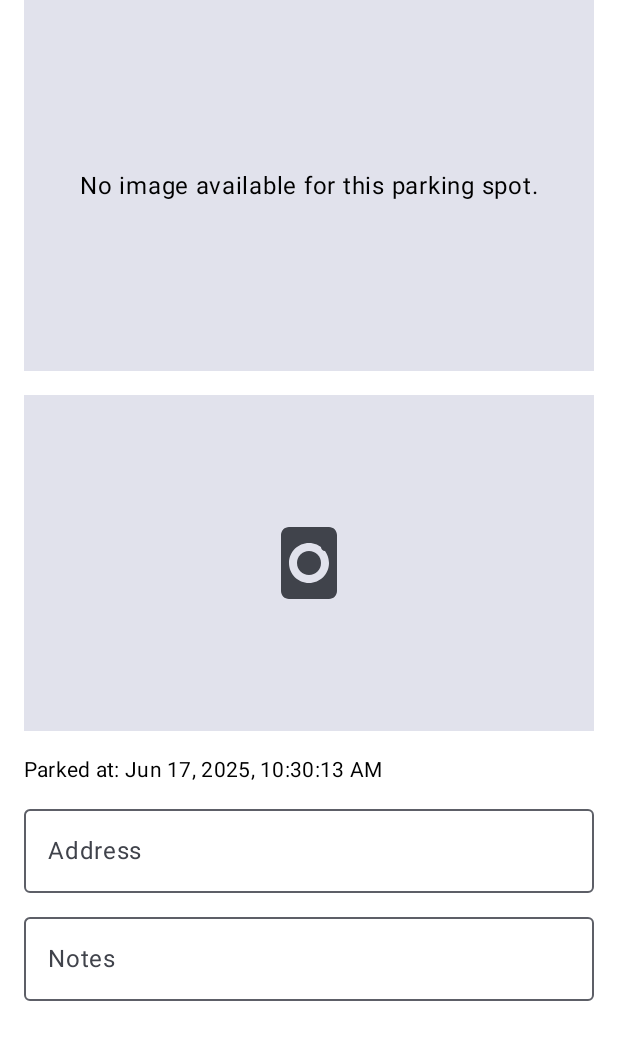
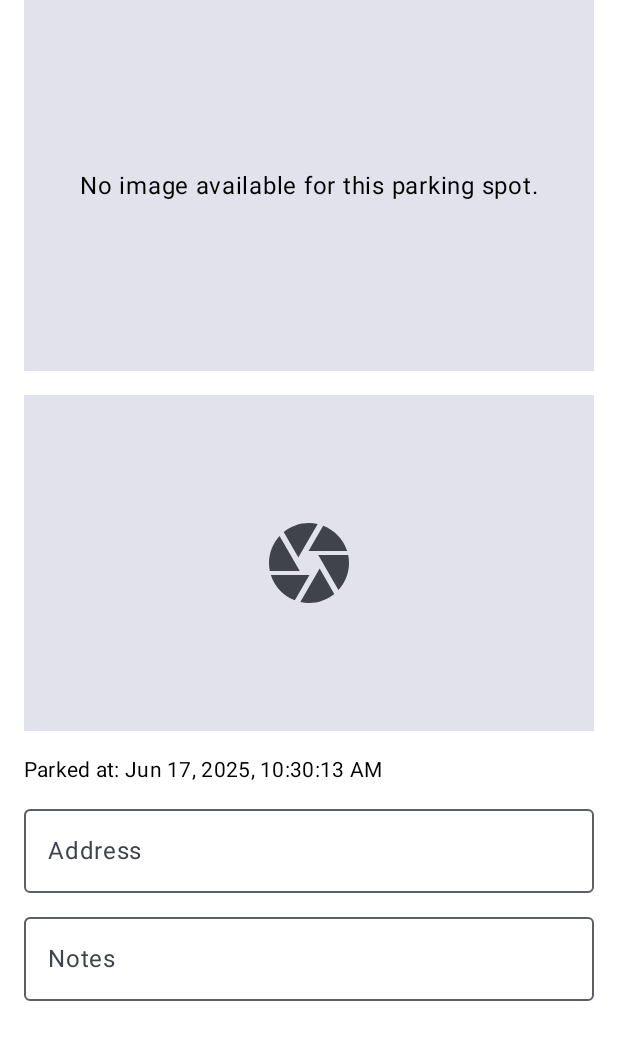
Before and after one commit to OriolFF/LastParkingCompose, an Android app built with Jetpack Compose: the @Preview function ParkingScreenPreviewEmpty, on a phone screen of 412 x 824 dp. Shown: the top 1040 px of the screen. Run offline under Robolectric (Android 15) with nearby library versions, the light colour scheme and no system bars; pictures from the network do not load.

Commit message:
Use material3 icon for camera

```diff
--- a/app/src/main/java/com/uriolus/lastparking/presentation/ui/ParkingScreen.kt
+++ b/app/src/main/java/com/uriolus/lastparking/presentation/ui/ParkingScreen.kt
@@ -7,6 +7,7 @@ import androidx.compose.foundation.layout.Arrangement
 import androidx.compose.foundation.layout.Box
 import androidx.compose.foundation.layout.Column
 import androidx.compose.foundation.layout.Spacer
+import androidx.compose.foundation.layout.aspectRatio
 import androidx.compose.foundation.layout.fillMaxHeight
 import androidx.compose.foundation.layout.fillMaxSize
 import androidx.compose.foundation.layout.fillMaxWidth
@@ -14,7 +15,9 @@ import androidx.compose.foundation.layout.height
 import androidx.compose.foundation.layout.padding
 import androidx.compose.foundation.layout.size
 import androidx.compose.material.icons.Icons
+import androidx.compose.material.icons.filled.Camera
 import androidx.compose.material.icons.outlined.BrokenImage
+import androidx.compose.material3.AlertDialog
 import androidx.compose.material3.Icon
 import androidx.compose.material3.MaterialTheme
 import androidx.compose.material3.OutlinedTextField
@@ -22,7 +25,9 @@ import androidx.compose.material3.Text
 import androidx.compose.runtime.Composable
 import androidx.compose.runtime.derivedStateOf
 import androidx.compose.runtime.getValue
+import androidx.compose.runtime.mutableStateOf
 import androidx.compose.runtime.remember
+import androidx.compose.runtime.setValue
 import androidx.compose.ui.Alignment
 import androidx.compose.ui.Modifier
 import androidx.compose.ui.graphics.Color
@@ -134,7 +139,7 @@ fun PictureImage(
                     if (isActionable) {
                         Modifier.clickable { onAction(MainViewAction.TakePicture) }
                     } else {
-                        Modifier
+                        Modifier.clickable { onAction(MainViewAction.ShowFullScreenImage(imageUri)) }
                     }
                 ),
             contentScale = ContentScale.Fit,
@@ -145,11 +150,10 @@ fun PictureImage(
             }
         )
     } else {
-        Log.d("PictureImage", "imageUri is null or empty, showing placeholder.")
         NoImagePlaceholder(
             onAction = onAction,
             isActionable = isActionable,
-            modifier = modifier // Pass the modifier to the placeholder
+            modifier = modifier
         )
     }
 }
@@ -198,7 +202,7 @@ fun NoImagePlaceholder(
     ) {
         if (isActionable) {
             Icon(
-                painter = painterResource(id = R.drawable.ic_camera),
+                imageVector = Icons.Filled.Camera,
                 contentDescription = stringResource(R.string.content_description_take_picture_placeholder),
                 modifier = Modifier.size(64.dp), // Use size for square icons
                 tint = MaterialTheme.colorScheme.onSurfaceVariant
--- a/app/src/main/res/drawable/ic_camera.xml
+++ /dev/null
@@ -1,21 +0,0 @@
-<vector xmlns:android="http://schemas.android.com/apk/res/android"
-    android:width="24dp"
-    android:height="24dp"
-    android:viewportWidth="24"
-    android:viewportHeight="24">
-
-    <!-- Camera body -->
-    <path
-        android:fillColor="#FF000000"
-        android:pathData="M12,15c1.66,0 3,-1.34 3,-3s-1.34,-3 -3,-3 -3,1.34 -3,3 1.34,3 3,3z" />
-
-    <!-- Camera lens -->
-    <path
-        android:fillColor="#FF000000"
-        android:pathData="M17,3H7c-1.1,0 -2,0.9 -2,2v14c0,1.1 0.9,2 2,2h10c1.1,0 2,-0.9 2,-2V5c0,-1.1 -0.9,-2 -2,-2zm-5,14c-2.76,0 -5,-2.24 -5,-5s2.24,-5 5,-5 5,2.24 5,5 -2.24,5 -5,5z" />
-
-    <!-- Flash circle -->
-    <path
-        android:fillColor="#FF000000"
-        android:pathData="M17,8c0,-0.55 -0.45,-1 -1,-1s-1,0.45 -1,1 0.45,1 1,1 1,-0.45 1,-1z" />
-</vector>
```
